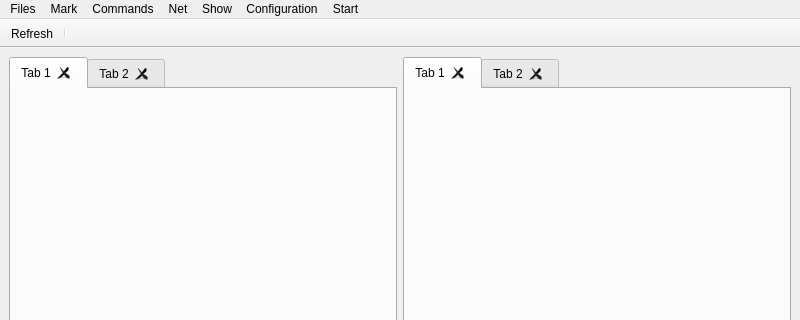
The window that mainwindow.ui (afigegoznaet/YAC_Commander) describes before a commit, drawn with Qt 5; both pictures show x 0 to 800 and y 0 to 320 of the 800 by 600 pixel window.
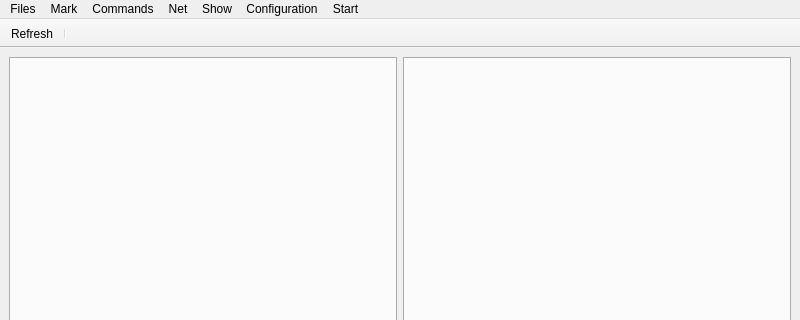
The same window after the commit. Custom widgets are drawn as their Qt base class.

What changed in the file:
```diff
--- a/mainwindow.ui
+++ b/mainwindow.ui
@@ -40,17 +40,6 @@
         <property name="movable">
          <bool>true</bool>
         </property>
-        <widget class="QWidget" name="tab">
-         <attribute name="title">
-          <string>Tab 1</string>
-         </attribute>
-         <layout class="QGridLayout" name="gridLayout_2"/>
-        </widget>
-        <widget class="QWidget" name="tab_2">
-         <attribute name="title">
-          <string>Tab 2</string>
-         </attribute>
-        </widget>
        </widget>
       </item>
       <item>
@@ -70,17 +59,6 @@
         <property name="movable">
          <bool>true</bool>
         </property>
-        <widget class="QWidget" name="tab_3">
-         <attribute name="title">
-          <string>Tab 1</string>
-         </attribute>
-         <layout class="QGridLayout" name="gridLayout_3"/>
-        </widget>
-        <widget class="QWidget" name="tab_4">
-         <attribute name="title">
-          <string>Tab 2</string>
-         </attribute>
-        </widget>
        </widget>
       </item>
      </layout>
```
Left out of the diff: 37 changed lines with no effect on the pictures.
